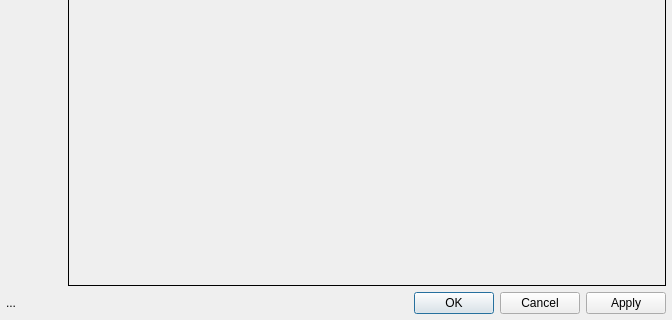
Qt form src-qt5/core/lumina-theme-engine/src/lthemeengine/mainwindow.ui (lumina-desktop/lumina) before a commit; both pictures show x 0 to 672 and y 403 to 723 of the 672 by 723 pixel window.
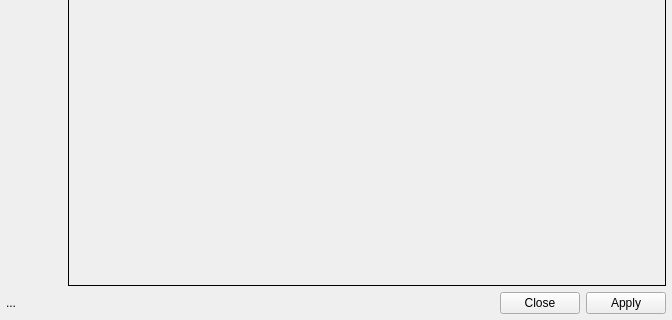
The same form after that commit. Icons and pictures are not drawn.

Commit message: Remove the "ok" button, and change the "cancel" button to "close".

Patch:
```diff
--- a/src-qt5/core/lumina-theme-engine/src/lthemeengine/mainwindow.ui
+++ b/src-qt5/core/lumina-theme-engine/src/lthemeengine/mainwindow.ui
@@ -293,7 +293,7 @@
      <item>
       <widget class="QDialogButtonBox" name="buttonBox">
        <property name="standardButtons">
-        <set>QDialogButtonBox::Apply|QDialogButtonBox::Cancel|QDialogButtonBox::Ok</set>
+        <set>QDialogButtonBox::Apply|QDialogButtonBox::Close</set>
        </property>
       </widget>
      </item>
```
The commit also changes 1 other file.
